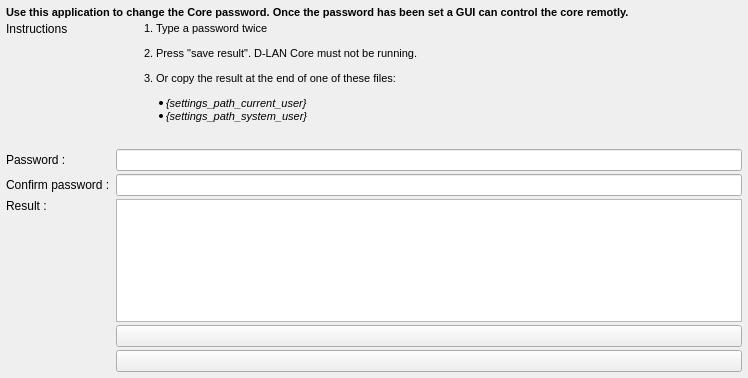
First picture: the form in application/Tools/PasswordHasher/MainWindow.ui, repository Ummon/D-LAN, before the edit.
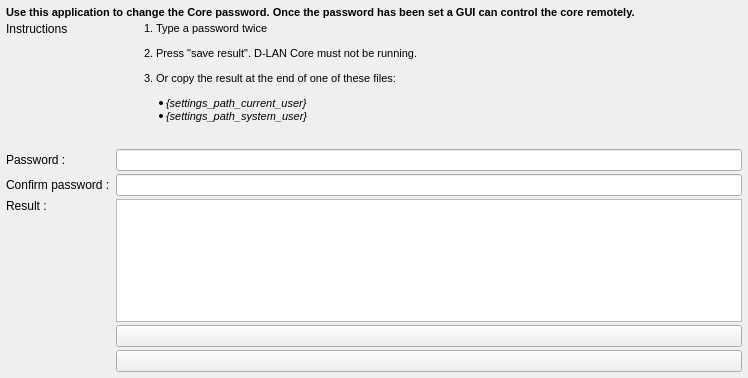
Second picture: the form after the edit.

Patch:
```diff
--- a/application/Tools/PasswordHasher/MainWindow.ui
+++ b/application/Tools/PasswordHasher/MainWindow.ui
@@ -107,7 +107,7 @@
 &lt;html&gt;&lt;head&gt;&lt;meta name=&quot;qrichtext&quot; content=&quot;1&quot; /&gt;&lt;style type=&quot;text/css&quot;&gt;
 p, li { white-space: pre-wrap; }
 &lt;/style&gt;&lt;/head&gt;&lt;body style=&quot; font-family:'MS Shell Dlg 2'; font-size:8.25pt; font-weight:400; font-style:normal;&quot;&gt;
-&lt;p style=&quot; margin-top:0px; margin-bottom:0px; margin-left:0px; margin-right:0px; -qt-block-indent:0; text-indent:0px;&quot;&gt;&lt;span style=&quot; font-size:8pt; font-weight:600;&quot;&gt;Use this application to change the Core password. Once the password has been set a GUI can control the core remotly.&lt;/span&gt;&lt;/p&gt;&lt;/body&gt;&lt;/html&gt;</string>
+&lt;p style=&quot; margin-top:0px; margin-bottom:0px; margin-left:0px; margin-right:0px; -qt-block-indent:0; text-indent:0px;&quot;&gt;&lt;span style=&quot; font-size:8pt; font-weight:600;&quot;&gt;Use this application to change the Core password. Once the password has been set a GUI can control the core remotely.&lt;/span&gt;&lt;/p&gt;&lt;/body&gt;&lt;/html&gt;</string>
       </property>
       <property name="textFormat">
        <enum>Qt::RichText</enum>
```
